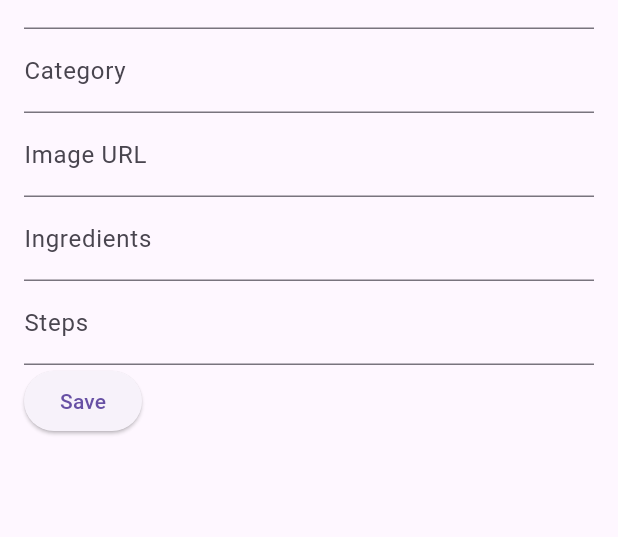
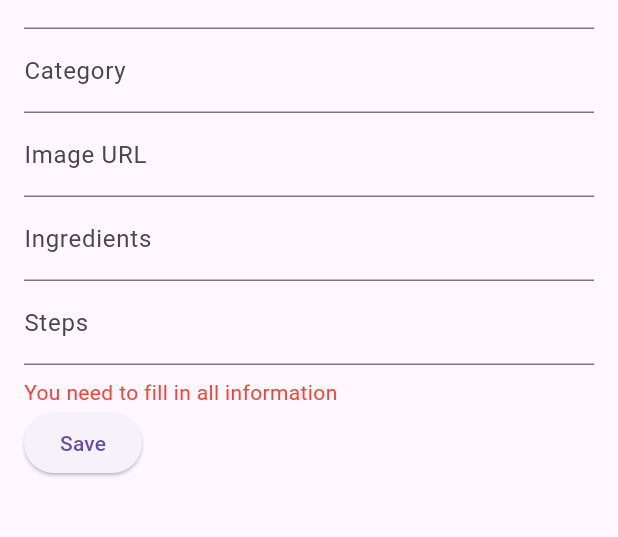
Before and after one commit to JuliePrazakova/Flutter-recipe-app, a Flutter app: the RecipeDetailsPage screen opened directly with empty values, after a tap on "Save", on a phone screen of 412 x 824 dp, the part 163-700 px from its top. Run offline on Flutter 3.47's test engine with Material 3 defaults, Android fonts, the phone set to English and light mode, and no system bars; our stand-ins replace cloud_firestore, firebase_auth, firebase_core, flutter_riverpod; accounts and stored records are empty; statements that could not run were skipped.

Commit message:
input validation in recipe_detail.dart

```diff
--- a/lib/pages/recipe_detail.dart
+++ b/lib/pages/recipe_detail.dart
@@ -6,7 +6,7 @@ import '../models/recipe.dart';
 class RecipeDetailsPage extends ConsumerWidget {
   final Recipe recipe;
 
-  const RecipeDetailsPage({Key? key, required this.recipe}) : super(key: key);
+  const RecipeDetailsPage({super.key, required this.recipe});
 
   @override
   Widget build(BuildContext context, WidgetRef ref) {
@@ -47,8 +47,31 @@ class RecipeDetailsPage extends ConsumerWidget {
               decoration: const InputDecoration(labelText: 'Steps'),
               maxLines: null,
             ),
+            Consumer(
+              builder: (context, ref, child) {
+                final showErrorMessages = ref.watch(showErrorMessagesProvider);
+
+                if (showErrorMessages) {
+                  return const Padding(
+                    padding: EdgeInsets.only(top: 8.0),
+                    child: Text(
+                      'You need to fill in all information',
+                      style: TextStyle(color: Colors.red),
+                    ),
+                  );
+                } else {
+                  return const SizedBox.shrink();
+                }
+              },
+            ),
             ElevatedButton(
               onPressed: () {
+                if (nameController.text.isEmpty ||
+                    ingredientsController.text.isEmpty ||
+                    stepsController.text.isEmpty) {
+                  ref.read(showErrorMessagesProvider.notifier).setTrue();
+                  return;
+                } else {
                   final updatedRecipe = Recipe(
                     id: recipe.id,
                     name: nameController.text,
@@ -58,10 +81,7 @@ class RecipeDetailsPage extends ConsumerWidget {
                     steps: stepsController.text.split('\n'),
                     userId: recipe.userId,
                   );
-                if (updatedRecipe.name == '' || updatedRecipe.ingredients.isEmpty || updatedRecipe.steps.isEmpty) {
-                  print('Fill in all information please!');
-                  const Text('Fill in all information please!');
-                } else {
+                  ref.read(showErrorMessagesProvider.notifier).setFalse();
                   ref.watch(recipeProviderState.notifier).updateRecipe(updatedRecipe);
                   Navigator.pop(context);
                 }
@@ -74,3 +94,16 @@ class RecipeDetailsPage extends ConsumerWidget {
     );
   }
 }
+
+final showErrorMessagesProvider = StateNotifierProvider<ShowErrorMessages, bool>((ref) => ShowErrorMessages());
+
+class ShowErrorMessages extends StateNotifier<bool> {
+  ShowErrorMessages() : super(false);
+
+  void setTrue() {
+    state = true;
+  }
+  void setFalse() {
+    state = false;
+  }
+}
```
Also changed, not shown: lib/pages/add_recipe.dart (+8 -4 lines). Lines whose indentation alone changed are shown as unchanged.
